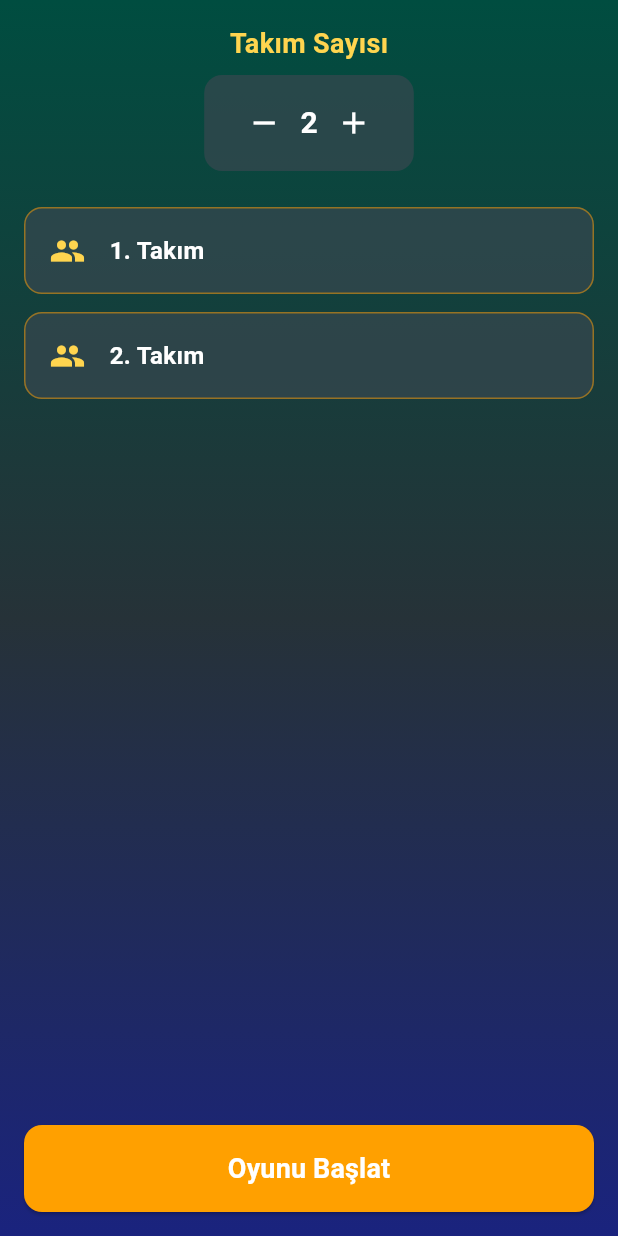
After one commit to MCHTSEN/islami_tabu, a Flutter app: the TeamSetupScreen screen opened directly, on a phone screen of 412 x 824 dp. The commit adds this screen. Run offline on Flutter 3.47's test engine with Material 3 defaults, Android fonts, the phone set to English and light mode, and no system bars; our stand-ins replace flutter_riverpod, get_it, hive, hive_flutter; accounts and stored records are empty.

Commit message:
Enhance game functionality and team management:
- Updated game_state_entity.dart to include team management with TeamEntity.
- Introduced TeamSetupScreen for selecting the number of teams and their names.
- Modified game_screen.dart to handle game setup and display team scores.
- Implemented state management for teams in GameViewModel.
- Updated roadmap and new_feature_rules.md to reflect changes in game structure and team handling.

```diff
--- /dev/null
+++ b/lib/domain/entities/team_entity.dart
@@ -0,0 +1,27 @@
+class TeamEntity {
+  final String name;
+  final int score;
+  final List<String> correctWords;
+  final List<String> skippedWords;
+
+  const TeamEntity({
+    required this.name,
+    this.score = 0,
+    this.correctWords = const [],
+    this.skippedWords = const [],
+  });
+
+  TeamEntity copyWith({
+    String? name,
+    int? score,
+    List<String>? correctWords,
+    List<String>? skippedWords,
+  }) {
+    return TeamEntity(
+      name: name ?? this.name,
+      score: score ?? this.score,
+      correctWords: correctWords ?? this.correctWords,
+      skippedWords: skippedWords ?? this.skippedWords,
+    );
+  }
+}
--- /dev/null
+++ b/lib/presentation/game_screen/team_setup_screen.dart
@@ -0,0 +1,176 @@
+import 'package:flutter/material.dart';
+import 'package:flutter_riverpod/flutter_riverpod.dart';
+import '../../domain/entities/team_entity.dart';
+import '../viewmodels/game_viewmodel.dart';
+
+class TeamSetupScreen extends ConsumerStatefulWidget {
+  const TeamSetupScreen({super.key});
+
+  @override
+  ConsumerState<TeamSetupScreen> createState() => _TeamSetupScreenState();
+}
+
+class _TeamSetupScreenState extends ConsumerState<TeamSetupScreen> {
+  int _teamCount = 2;
+  final List<TeamEntity> _teams = [];
+
+  @override
+  void initState() {
+    super.initState();
+    _initializeTeams();
+  }
+
+  void _initializeTeams() {
+    _teams.clear();
+    for (int i = 0; i < _teamCount; i++) {
+      _teams.add(TeamEntity(name: '${i + 1}. Takım'));
+    }
+  }
+
+  @override
+  Widget build(BuildContext context) {
+    return Scaffold(
+      body: Container(
+        decoration: BoxDecoration(
+          gradient: LinearGradient(
+            begin: Alignment.topCenter,
+            end: Alignment.bottomCenter,
+            colors: [
+              Colors.teal.shade900,
+              Colors.blueGrey.shade900,
+              Colors.indigo.shade900,
+            ],
+          ),
+        ),
+        child: SafeArea(
+          child: Padding(
+            padding: const EdgeInsets.all(16.0),
+            child: Column(
+              crossAxisAlignment: CrossAxisAlignment.center,
+              children: [
+                // Team Count Selector
+                Text(
+                  'Takım Sayısı',
+                  style: TextStyle(
+                    color: Colors.amber.shade300,
+                    fontSize: 18,
+                    fontWeight: FontWeight.bold,
+                  ),
+                ),
+                const SizedBox(height: 8),
+                Container(
+                  padding:
+                      const EdgeInsets.symmetric(horizontal: 16, vertical: 8),
+                  decoration: BoxDecoration(
+                    color: Colors.blueGrey.shade800.withOpacity(0.7),
+                    borderRadius: BorderRadius.circular(12),
+                  ),
+                  child: Row(
+                    mainAxisSize: MainAxisSize.min,
+                    children: [
+                      IconButton(
+                        icon: const Icon(Icons.remove, color: Colors.white),
+                        onPressed: _teamCount > 2
+                            ? () {
+                                setState(() {
+                                  _teamCount--;
+                                  _initializeTeams();
+                                });
+                              }
+                            : null,
+                      ),
+                      Text(
+                        '$_teamCount',
+                        style: const TextStyle(
+                          color: Colors.white,
+                          fontSize: 20,
+                          fontWeight: FontWeight.bold,
+                        ),
+                      ),
+                      IconButton(
+                        icon: const Icon(Icons.add, color: Colors.white),
+                        onPressed: _teamCount < 8
+                            ? () {
+                                setState(() {
+                                  _teamCount++;
+                                  _initializeTeams();
+                                });
+                              }
+                            : null,
+                      ),
+                    ],
+                  ),
+                ),
+                const SizedBox(height: 24),
+
+                // Team List
+                Expanded(
+                  child: ListView.builder(
+                    itemCount: _teams.length,
+                    itemBuilder: (context, index) {
+                      return Container(
+                        margin: const EdgeInsets.only(bottom: 12),
+                        padding: const EdgeInsets.all(16),
+                        decoration: BoxDecoration(
+                          color: Colors.blueGrey.shade800.withOpacity(0.7),
+                          borderRadius: BorderRadius.circular(12),
+                          border: Border.all(
+                            color: Colors.amber.shade700.withOpacity(0.5),
+                            width: 1,
+                          ),
+                        ),
+                        child: Row(
+                          children: [
+                            Icon(
+                              Icons.group,
+                              color: Colors.amber.shade300,
+                            ),
+                            const SizedBox(width: 16),
+                            Text(
+                              _teams[index].name,
+                              style: const TextStyle(
+                                color: Colors.white,
+                                fontSize: 16,
+                                fontWeight: FontWeight.bold,
+                              ),
+                            ),
+                          ],
+                        ),
+                      );
+                    },
+                  ),
+                ),
+
+                // Start Game Button
+                const SizedBox(height: 16),
+                SizedBox(
+                  width: double.infinity,
+                  child: ElevatedButton(
+                    onPressed: () {
+                      ref.read(gameViewModelProvider.notifier).setTeams(_teams);
+                    },
+                    style: ElevatedButton.styleFrom(
+                      backgroundColor: Colors.amber.shade700,
+                      foregroundColor: Colors.white,
+                      padding: const EdgeInsets.symmetric(vertical: 16),
+                      shape: RoundedRectangleBorder(
+                        borderRadius: BorderRadius.circular(12),
+                      ),
+                    ),
+                    child: const Text(
+                      'Oyunu Başlat',
+                      style: TextStyle(
+                        fontSize: 18,
+                        fontWeight: FontWeight.bold,
+                      ),
+                    ),
+                  ),
+                ),
+              ],
+            ),
+          ),
+        ),
+      ),
+    );
+  }
+}
```
Also changed, not shown: lib/domain/entities/game_state_entity.dart (+17 -6 lines), lib/presentation/game_screen/game_screen.dart (+60 -46 lines), lib/presentation/viewmodels/game_viewmodel.dart (+68 -32 lines), 4 other files.
